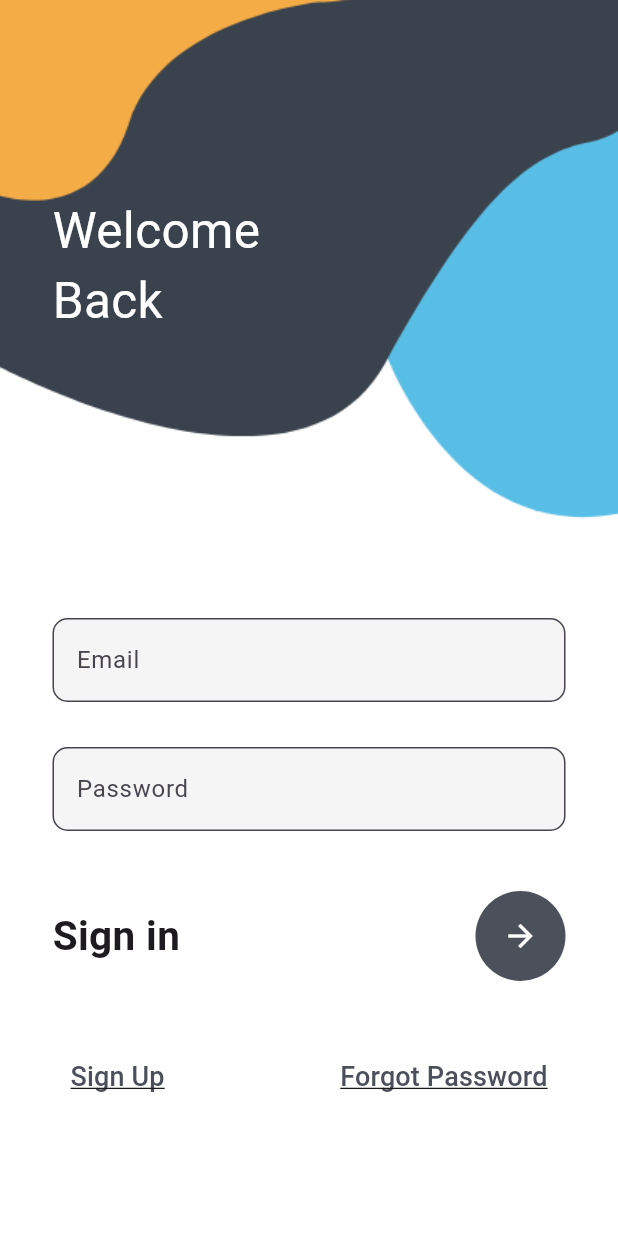
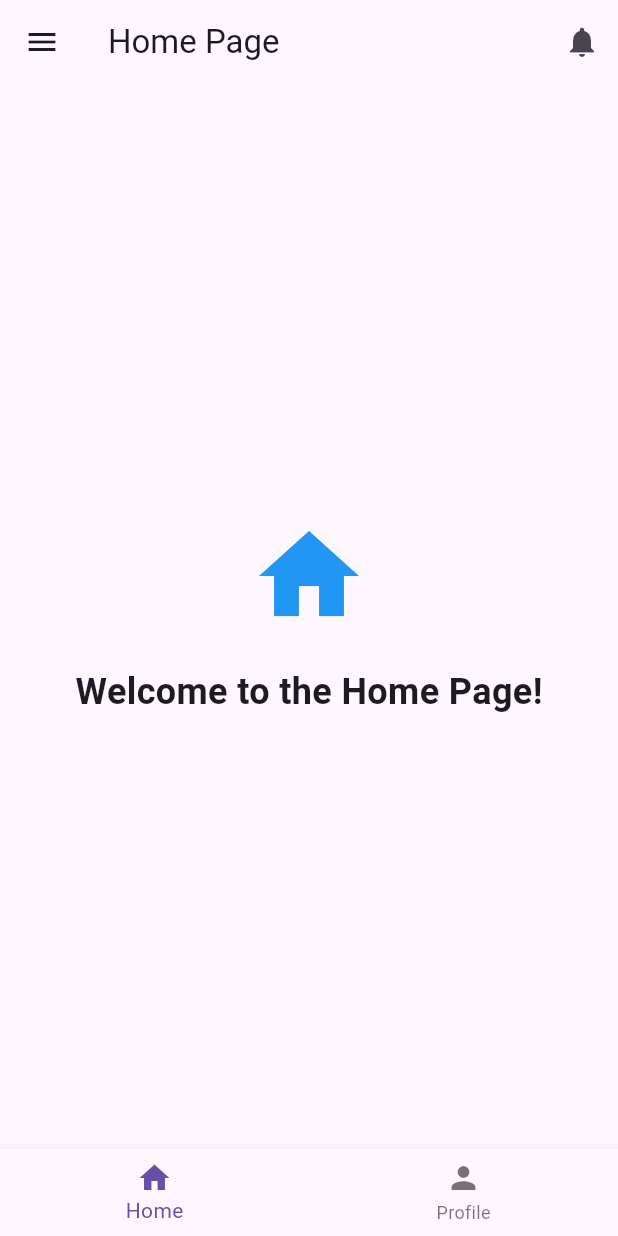
Before and after one commit to Gagan3036/ecoearn, a Flutter app: the screen it shows after launch, on a phone screen of 412 x 824 dp. Run offline on Flutter 3.47's test engine with Material 3 defaults, Android fonts, the phone set to English and light mode, and no system bars; our stand-ins replace firebase_core; accounts and stored records are empty.

Commit message:
firbase setup

```diff
--- /dev/null
+++ b/ecoearn/lib/home_page.dart
@@ -0,0 +1,63 @@
+import 'package:flutter/material.dart';
+
+class HomePage extends StatelessWidget {
+  const HomePage({super.key});
+  @override
+  Widget build(BuildContext context) {
+    return Scaffold(
+      appBar: AppBar(
+        title: Text('Home Page'),
+        actions: [
+          IconButton(
+            icon: Icon(Icons.notifications),
+            onPressed: () {},
+          ),
+        ],
+      ),
+      drawer: Drawer(
+        child: ListView(
+          children: [
+            DrawerHeader(
+              decoration: BoxDecoration(color: Colors.blue),
+              child: Text('Menu',
+                  style: TextStyle(color: Colors.white, fontSize: 24)),
+            ),
+            ListTile(
+              leading: Icon(Icons.home),
+              title: Text('Home'),
+              onTap: () => Navigator.pop(context),
+            ),
+            ListTile(
+              leading: Icon(Icons.settings),
+              title: Text('Settings'),
+              onTap: () {},
+            ),
+          ],
+        ),
+      ),
+      body: Center(
+        child: Column(
+          mainAxisAlignment: MainAxisAlignment.center,
+          children: [
+            Icon(Icons.home, size: 80, color: Colors.blue),
+            SizedBox(height: 20),
+            Text(
+              'Welcome to the Home Page!',
+              style: TextStyle(fontSize: 24, fontWeight: FontWeight.bold),
+            ),
+          ],
+        ),
+      ),
+      bottomNavigationBar: BottomNavigationBar(
+        items: const [
+          BottomNavigationBarItem(icon: Icon(Icons.home), label: 'Home'),
+          BottomNavigationBarItem(icon: Icon(Icons.person), label: 'Profile'),
+        ],
+        currentIndex: 0,
+        onTap: (int index) {
+          // Handle navigation
+        },
+      ),
+    );
+  }
+}
--- a/ecoearn/lib/login.dart
+++ b/ecoearn/lib/login.dart
@@ -1,13 +1,13 @@
 import 'package:flutter/material.dart';
 
 class MyLogin extends StatefulWidget {
-  const MyLogin({Key? key}) : super(key: key);
+  const MyLogin({super.key});
 
   @override
-  _MyLoginState createState() => _MyLoginState();
+  MyLoginState createState() => MyLoginState();
 }
 
-class _MyLoginState extends State<MyLogin> {
+class MyLoginState extends State<MyLogin> {
   @override
   Widget build(BuildContext context) {
     return Container(
@@ -101,7 +101,8 @@ class _MyLoginState extends State<MyLogin> {
                               ),
                               TextButton(
                                 onPressed: () {
-                                  Navigator.pushNamed(context, 'forgot'); // ✅ Updated
+                                  Navigator.pushNamed(
+                                      context, 'forgot'); // ✅ Updated
                                 },
                                 child: Text(
                                   'Forgot Password',
--- a/ecoearn/lib/main.dart
+++ b/ecoearn/lib/main.dart
@@ -2,12 +2,13 @@ import 'package:flutter/material.dart';
 import 'package:ecoearn/forgot_password.dart'; // <-- Add this
 import 'package:ecoearn/login.dart';
 import 'package:ecoearn/register.dart';
+import 'package:ecoearn/home_page.dart';
 
 void main() {
   runApp(
     MaterialApp(
       debugShowCheckedModeBanner: false,
-      home: MyLogin(),
+      home: HomePage(),
       routes: {
         'register': (context) => MyRegister(),
         'login': (context) => MyLogin(),
--- a/ecoearn/pubspec.yaml
+++ b/ecoearn/pubspec.yaml
@@ -35,6 +35,7 @@ dependencies:
   # Use with the CupertinoIcons class for iOS style icons.
   cupertino_icons: ^1.0.8
   form_field_validator: ^1.1.0
+  firebase_core: ^3.13.1
 
 dev_dependencies:
   flutter_test:
```
Also changed, not shown: ecoearn/firebase.json (added), ecoearn/lib/firebase_options.dart (added), ecoearn/pubspec.lock, 7 other files.
